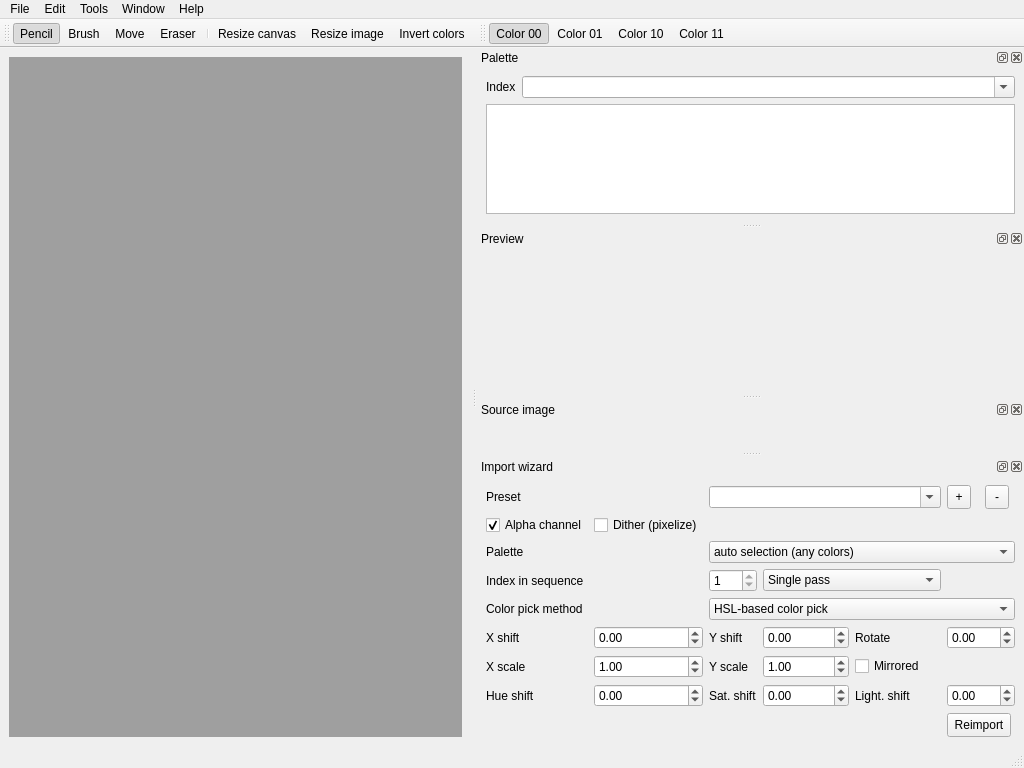
This is mainwindow.ui in mistificator/zx4pixelizer as Qt 5 draws it before an edit. The edited form follows.
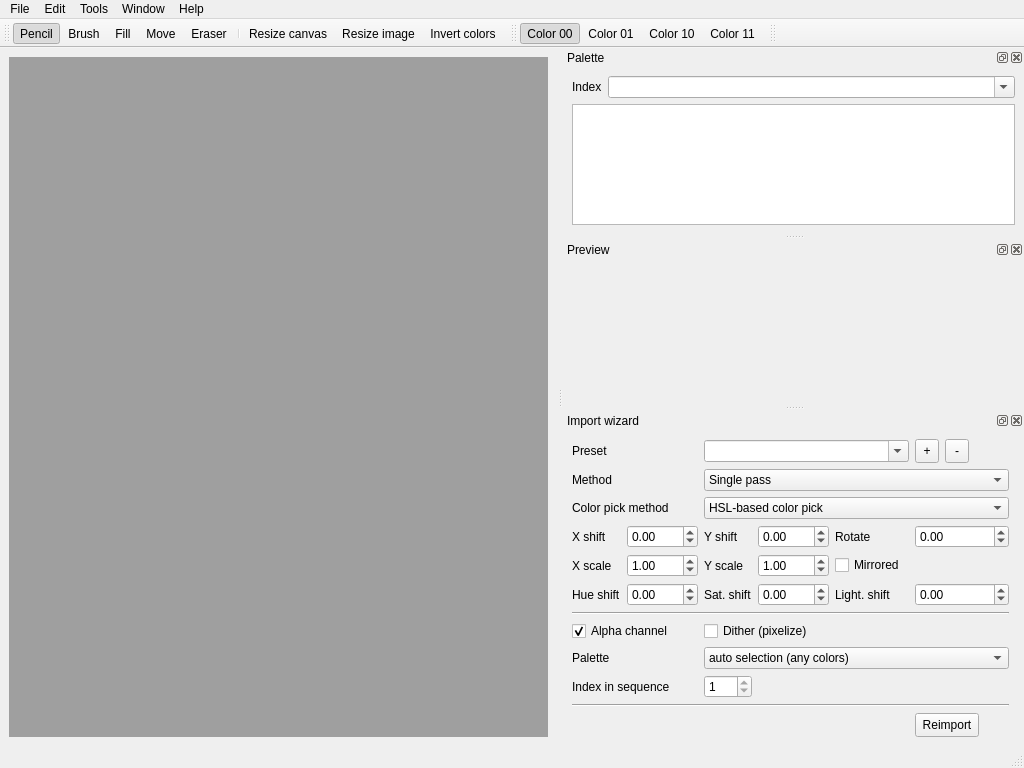
This is the edited form. Icons and pictures are not drawn.

Diff of the .ui file:
```diff
--- a/mainwindow.ui
+++ b/mainwindow.ui
@@ -252,6 +252,7 @@
    </attribute>
    <addaction name="actionPencil"/>
    <addaction name="actionBrush"/>
+   <addaction name="actionFill"/>
    <addaction name="actionMove"/>
    <addaction name="actionEraser"/>
    <addaction name="separator"/>
@@ -280,6 +281,23 @@
    <addaction name="actionColor_10"/>
    <addaction name="actionColor_11"/>
   </widget>
+  <widget class="QToolBar" name="importToolBar">
+   <property name="windowTitle">
+    <string>Import tools</string>
+   </property>
+   <property name="iconSize">
+    <size>
+     <width>32</width>
+     <height>32</height>
+    </size>
+   </property>
+   <attribute name="toolBarArea">
+    <enum>TopToolBarArea</enum>
+   </attribute>
+   <attribute name="toolBarBreak">
+    <bool>false</bool>
+   </attribute>
+  </widget>
   <widget class="QDockWidget" name="dockPreview">
    <property name="windowTitle">
     <string>Preview</string>
@@ -309,35 +327,7 @@
          <height>0</height>
         </size>
        </property>
-       <property name="text">
-        <string/>
-       </property>
-      </widget>
-     </item>
-    </layout>
-   </widget>
-  </widget>
-  <widget class="QDockWidget" name="dockSource">
-   <property name="floating">
-    <bool>false</bool>
-   </property>
-   <property name="allowedAreas">
-    <set>Qt::AllDockWidgetAreas</set>
-   </property>
-   <property name="windowTitle">
-    <string>Source image</string>
-   </property>
-   <attribute name="dockWidgetArea">
-    <number>2</number>
-   </attribute>
-   <widget class="QWidget" name="dockWidgetContents_4">
-    <layout class="QGridLayout" name="gridLayout_5">
-     <item row="0" column="0">
-      <widget class="QLabel" name="sourceImage">
-       <property name="text">
-        <string/>
-       </property>
-       <property name="scaledContents">
+       <property name="mouseTracking">
         <bool>true</bool>
        </property>
       </widget>
@@ -353,64 +343,8 @@
     <number>2</number>
    </attribute>
    <widget class="QWidget" name="dockWidgetContents_5">
-    <layout class="QGridLayout" name="gridLayout_2">
-     <item row="6" column="1">
-      <widget class="QDoubleSpinBox" name="xScale">
-       <property name="minimum">
-        <double>0.010000000000000</double>
-       </property>
-       <property name="maximum">
-        <double>1000.000000000000000</double>
-       </property>
-       <property name="value">
-        <double>1.000000000000000</double>
-       </property>
-      </widget>
-     </item>
-     <item row="0" column="0">
-      <widget class="QLabel" name="label_13">
-       <property name="text">
-        <string>Preset</string>
-       </property>
-      </widget>
-     </item>
-     <item row="7" column="1">
-      <widget class="QDoubleSpinBox" name="hueShift">
-       <property name="minimum">
-        <double>-1.000000000000000</double>
-       </property>
-       <property name="maximum">
-        <double>1.000000000000000</double>
-       </property>
-       <property name="singleStep">
-        <double>0.050000000000000</double>
-       </property>
-       <property name="value">
-        <double>0.000000000000000</double>
-       </property>
-      </widget>
-     </item>
-     <item row="6" column="4" colspan="2">
-      <widget class="QCheckBox" name="mirrored">
-       <property name="text">
-        <string>Mirrored</string>
-       </property>
-      </widget>
-     </item>
-     <item row="1" column="0">
-      <widget class="QCheckBox" name="alphaBox">
-       <property name="toolTip">
-        <string>&lt;html&gt;&lt;head/&gt;&lt;body&gt;&lt;p&gt;&lt;span style=&quot; color:#d69545;&quot;&gt;If checked then import tool will use alpha channel if image has it or pixel from left top corner as alpha channel chromakey&lt;/span&gt;&lt;/p&gt;&lt;/body&gt;&lt;/html&gt;</string>
-       </property>
-       <property name="text">
-        <string>Alpha channel</string>
-       </property>
-       <property name="checked">
-        <bool>true</bool>
-       </property>
-      </widget>
-     </item>
-     <item row="1" column="1">
+    <layout class="QGridLayout" name="gridLayout_2" columnstretch="0,0,0,0,0,0,0,0">
+     <item row="9" column="2" colspan="2">
       <widget class="QCheckBox" name="ditherBox">
        <property name="toolTip">
         <string>&lt;html&gt;&lt;head/&gt;&lt;body&gt;&lt;p&gt;&lt;span style=&quot; color:#d69545;&quot;&gt;If checked then import tool will use 8 bit indexed palette&lt;/span&gt;&lt;/p&gt;&lt;/body&gt;&lt;/html&gt;</string>
@@ -423,23 +357,73 @@
        </property>
       </widget>
      </item>
-     <item row="6" column="3">
-      <widget class="QDoubleSpinBox" name="yScale">
+     <item row="13" column="2">
+      <widget class="QSpinBox" name="paletteNumberBox">
        <property name="minimum">
-        <double>0.010000000000000</double>
+        <number>1</number>
        </property>
        <property name="maximum">
-        <double>1000.000000000000000</double>
+        <number>1</number>
        </property>
-       <property name="value">
+      </widget>
+     </item>
+     <item row="15" column="6" colspan="2">
+      <widget class="QToolButton" name="importWizardApply">
+       <property name="minimumSize">
+        <size>
+         <width>24</width>
+         <height>24</height>
+        </size>
+       </property>
+       <property name="layoutDirection">
+        <enum>Qt::LayoutDirection::LeftToRight</enum>
+       </property>
+       <property name="text">
+        <string>Reimport</string>
+       </property>
+      </widget>
+     </item>
+     <item row="7" column="1">
+      <widget class="QDoubleSpinBox" name="hueShift">
+       <property name="minimum">
+        <double>-1.000000000000000</double>
+       </property>
+       <property name="maximum">
         <double>1.000000000000000</double>
        </property>
+       <property name="singleStep">
+        <double>0.050000000000000</double>
+       </property>
+       <property name="value">
+        <double>0.000000000000000</double>
+       </property>
       </widget>
      </item>
-     <item row="7" column="4">
-      <widget class="QLabel" name="label_12">
+     <item row="0" column="0" colspan="2">
+      <widget class="QLabel" name="label_13">
        <property name="text">
-        <string>Light. shift</string>
+        <string>Preset</string>
+       </property>
+      </widget>
+     </item>
+     <item row="4" column="0" colspan="2">
+      <widget class="QLabel" name="label_4">
+       <property name="text">
+        <string>Color pick method</string>
+       </property>
+      </widget>
+     </item>
+     <item row="6" column="0">
+      <widget class="QLabel" name="label_8">
+       <property name="text">
+        <string>X scale</string>
+       </property>
+      </widget>
+     </item>
+     <item row="7" column="0">
+      <widget class="QLabel" name="label_10">
+       <property name="text">
+        <string>Hue shift</string>
        </property>
       </widget>
      </item>
@@ -453,13 +437,86 @@
        </property>
       </widget>
      </item>
-     <item row="5" column="3">
-      <widget class="QDoubleSpinBox" name="yShift">
+     <item row="10" column="0" colspan="2">
+      <widget class="QLabel" name="label">
+       <property name="text">
+        <string>Palette</string>
+       </property>
+      </widget>
+     </item>
+     <item row="9" column="0" colspan="2">
+      <widget class="QCheckBox" name="alphaBox">
+       <property name="toolTip">
+        <string>&lt;html&gt;&lt;head/&gt;&lt;body&gt;&lt;p&gt;&lt;span style=&quot; color:#d69545;&quot;&gt;If checked then import tool will use alpha channel if image has it or pixel from left top corner as alpha channel chromakey&lt;/span&gt;&lt;/p&gt;&lt;/body&gt;&lt;/html&gt;</string>
+       </property>
+       <property name="text">
+        <string>Alpha channel</string>
+       </property>
+       <property name="checked">
+        <bool>true</bool>
+       </property>
+      </widget>
+     </item>
+     <item row="13" column="0" colspan="2">
+      <widget class="QLabel" name="label_3">
+       <property name="text">
+        <string>Index in sequence</string>
+       </property>
+      </widget>
+     </item>
+     <item row="7" column="3">
+      <widget class="QDoubleSpinBox" name="saturationShift">
        <property name="minimum">
-        <double>-192.000000000000000</double>
+        <double>-1.000000000000000</double>
        </property>
        <property name="maximum">
-        <double>192.000000000000000</double>
+        <double>1.000000000000000</double>
+       </property>
+       <property name="singleStep">
+        <double>0.050000000000000</double>
+       </property>
+       <property name="value">
+        <double>0.000000000000000</double>
+       </property>
+      </widget>
+     </item>
+     <item row="6" column="1">
+      <widget class="QDoubleSpinBox" name="xScale">
+       <property name="minimum">
+        <double>0.010000000000000</double>
+       </property>
+       <property name="maximum">
+        <double>1000.000000000000000</double>
+       </property>
+       <property name="value">
+        <double>1.000000000000000</double>
+       </property>
+      </widget>
+     </item>
+     <item row="6" column="2">
+      <widget class="QLabel" name="label_9">
+       <property name="text">
+        <string>Y scale</string>
+       </property>
+      </widget>
+     </item>
+     <item row="3" column="0" colspan="2">
+      <widget class="QLabel" name="label_14">
+       <property name="text">
+        <string>Method</string>
+       </property>
+      </widget>
+     </item>
+     <item row="6" column="3">
+      <widget class="QDoubleSpinBox" name="yScale">
+       <property name="minimum">
+        <double>0.010000000000000</double>
+       </property>
+       <property name="maximum">
+        <double>1000.000000000000000</double>
+       </property>
+       <property name="value">
+        <double>1.000000000000000</double>
        </property>
       </widget>
      </item>
@@ -477,48 +534,31 @@
        </property>
       </widget>
      </item>
-     <item row="4" column="0" colspan="2">
-      <widget class="QLabel" name="label_4">
+     <item row="7" column="2">
+      <widget class="QLabel" name="label_11">
        <property name="text">
-        <string>Color pick method</string>
+        <string>Sat. shift</string>
        </property>
       </widget>
      </item>
-     <item row="0" column="5">
-      <widget class="QToolButton" name="addPreset">
-       <property name="minimumSize">
-        <size>
-         <width>24</width>
-         <height>24</height>
-        </size>
+     <item row="5" column="3">
+      <widget class="QDoubleSpinBox" name="yShift">
+       <property name="minimum">
+        <double>-192.000000000000000</double>
        </property>
-       <property name="text">
-        <string>+</string>
+       <property name="maximum">
+        <double>192.000000000000000</double>
        </property>
       </widget>
      </item>
-     <item row="7" column="0">
-      <widget class="QLabel" name="label_10">
+     <item row="7" column="4">
+      <widget class="QLabel" name="label_12">
        <property name="text">
-        <string>Hue shift</string>
+        <string>Light. shift</string>
        </property>
       </widget>
      </item>
-     <item row="5" column="4">
-      <widget class="QLabel" name="label_7">
-       <property name="text">
-        <string>Rotate</string>
-       </property>
-      </widget>
-     </item>
-     <item row="6" column="0">
-      <widget class="QLabel" name="label_8">
-       <property name="text">
-        <string>X scale</string>
-       </property>
-      </widget>
-     </item>
-     <item row="9" column="3" colspan="2">
+     <item row="16" column="3" colspan="2">
       <spacer name="verticalSpacer_2">
        <property name="orientation">
         <enum>Qt::Vertical</enum>
@@ -531,152 +571,60 @@
        </property>
       </spacer>
      </item>
-     <item row="3" column="3" colspan="2">
-      <widget class="QComboBox" name="multipass">
-       <item>
-        <property name="text">
-         <string>Single pass</string>
-        </property>
-       </item>
-       <item>
-        <property name="text">
-         <string>Multipass (scan 5x5 step 2)</string>
-        </property>
-       </item>
-       <item>
-        <property name="text">
-         <string>Multipass (scan 7x7 step 3)</string>
-        </property>
-       </item>
-       <item>
-        <property name="text">
-         <string>Multipass (scan 3x3 step 1)</string>
-        </property>
-       </item>
-       <item>
-        <property name="text">
-         <string>Multipass (scan 5x5 step 1)</string>
-        </property>
-       </item>
-       <item>
-        <property name="text">
-         <string>Multipass (scan 7x7 step 1)</string>
-        </property>
-       </item>
-      </widget>
-     </item>
-     <item row="3" column="0" colspan="2">
-      <widget class="QLabel" name="label_3">
+     <item row="5" column="4">
+      <widget class="QLabel" name="label_7">
        <property name="text">
-        <string>Index in sequence</string>
-       </property>
-      </widget>
-     </item>
-     <item row="6" column="2">
-      <widget class="QLabel" name="label_9">
-       <property name="text">
-        <string>Y scale</string>
-       </property>
-      </widget>
-     </item>
-     <item row="2" column="0">
-      <widget class="QLabel" name="label">
-       <property name="text">
-        <string>Palette</string>
-       </property>
-      </widget>
-     </item>
-     <item row="3" column="2">
-      <widget class="QSpinBox" name="paletteNumberBox">
-       <property name="minimum">
-        <number>1</number>
-       </property>
-       <property name="maximum">
-        <number>1</number>
-       </property>
-      </widget>
-     </item>
-     <item row="7" column="2">
-      <widget class="QLabel" name="label_11">
-       <property name="text">
-        <string>Sat. shift</string>
-       </property>
-      </widget>
-     </item>
-     <item row="7" column="3">
-      <widget class="QDoubleSpinBox" name="saturationShift">
-       <property name="minimum">
-        <double>-1.000000000000000</double>
-       </property>
-       <property name="maximum">
-        <double>1.000000000000000</double>
-       </property>
-       <property name="singleStep">
-        <double>0.050000000000000</double>
-       </property>
-       <property name="value">
-        <double>0.000000000000000</double>
+        <string>Rotate</string>
        </property>
       </widget>
      </item>
      <item row="0" column="6">
-      <widget class="QToolButton" name="removePreset">
-       <property name="minimumSize">
-        <size>
-         <width>24</width>
-         <height>24</height>
-        </size>
-       </property>
-       <property name="text">
-        <string>-</string>
-       </property>
-      </widget>
-     </item>
-     <item row="2" column="2" colspan="5">
-      <widget class="QComboBox" name="wizardPaletteBox">
-       <property name="sizePolicy">
-        <sizepolicy hsizetype="Expanding" vsizetype="Fixed">
-         <horstretch>0</horstretch>
-         <verstretch>0</verstretch>
-        </sizepolicy>
-       </property>
+      <layout class="QHBoxLayout" name="horizontalLayout_3">
        <item>
-        <property name="text">
-         <string>auto selection (any colors)</string>
-        </property>
+        <widget class="QToolButton" name="addPreset">
+         <property name="minimumSize">
+          <size>
+           <width>24</width>
+           <height>24</height>
+          </size>
+         </property>
+         <property name="text">
+          <string>+</string>
+         </property>
+        </widget>
        </item>
        <item>
-        <property name="text">
-         <string>current selection</string>
-        </property>
+        <widget class="QToolButton" name="removePreset">
+         <property name="minimumSize">
+          <size>
+           <width>24</width>
+           <height>24</height>
+          </size>
+         </property>
+         <property name="text">
+          <string>-</string>
+         </property>
+        </widget>
        </item>
-      </widget>
-     </item>
-     <item row="4" column="2" colspan="5">
-      <widget class="QComboBox" name="colorPickBox">
        <item>
-        <property name="text">
-         <string>HSL-based color pick</string>
-        </property>
+        <spacer name="horizontalSpacer">
+         <property name="orientation">
+          <enum>Qt::Orientation::Horizontal</enum>
+         </property>
+         <property name="sizeType">
+          <enum>QSizePolicy::Policy::Preferred</enum>
+         </property>
+         <property name="sizeHint" stdset="0">
+          <size>
+           <width>40</width>
+           <height>20</height>
+          </size>
+         </property>
+        </spacer>
        </item>
-       <item>
-        <property name="text">
-         <string>CIE76-based color pick</string>
-        </property>
-       </item>
-       <item>
-        <property name="text">
-         <string>CIE94-based color pick</string>
-        </property>
-       </item>
-       <item>
-        <property name="text">
-         <string>CIEDE2000-based color pick</string>
-        </property>
-       </item>
-      </widget>
+      </layout>
      </item>
-     <item row="5" column="5" colspan="2">
+     <item row="5" column="6">
       <widget class="QDoubleSpinBox" name="rotate">
        <property name="minimum">
         <double>-360.000000000000000</double>
@@ -686,7 +634,7 @@
        </property>
       </widget>
      </item>
-     <item row="7" column="5" colspan="2">
+     <item row="7" column="6">
       <widget class="QDoubleSpinBox" name="lightnessShift">
        <property name="minimum">
         <double>-1.000000000000000</double>
@@ -702,23 +650,7 @@
        </property>
       </widget>
      </item>
-     <item row="8" column="5" colspan="2">
-      <widget class="QToolButton" name="importWizardApply">
-       <property name="minimumSize">
-        <size>
-         <width>24</width>
-         <height>24</height>
-        </size>
-       </property>
-       <property name="layoutDirection">
-        <enum>Qt::LeftToRight</enum>
-       </property>
-       <property name="text">
-        <string>Reimport</string>
-       </property>
-      </widget>
-     </item>
-     <item row="0" column="2" colspan="3">
+     <item row="0" column="2" colspan="4">
       <widget class="QComboBox" name="presetBox">
        <property name="minimumSize">
         <size>
@@ -737,6 +669,105 @@
        </property>
       </widget>
      </item>
+     <item row="4" column="2" colspan="5">
+      <widget class="QComboBox" name="colorPickBox">
+       <item>
+        <property name="text">
+         <string>HSL-based color pick</string>
+        </property>
+       </item>
+       <item>
+        <property name="text">
+         <string>CIE76-based color pick</string>
+        </property>
+       </item>
+       <item>
+        <property name="text">
+         <string>CIE94-based color pick</string>
+        </property>
+       </item>
+       <item>
+        <property name="text">
+         <string>CIEDE2000-based color pick</string>
+        </property>
+       </item>
+      </widget>
+     </item>
+     <item row="6" column="4" colspan="3">
+      <widget class="QCheckBox" name="mirrored">
+       <property name="text">
+        <string>Mirrored</string>
+       </property>
+      </widget>
+     </item>
+     <item row="10" column="2" colspan="5">
+      <widget class="QComboBox" name="wizardPaletteBox">
+       <property name="sizePolicy">
+        <sizepolicy hsizetype="Expanding" vsizetype="Fixed">
+         <horstretch>0</horstretch>
+         <verstretch>0</verstretch>
+        </sizepolicy>
+       </property>
+       <item>
+        <property name="text">
+         <string>auto selection (any colors)</string>
+        </property>
+       </item>
+       <item>
+        <property name="text">
+         <string>current selection</string>
+        </property>
+       </item>
+      </widget>
+     </item>
+     <item row="14" column="0" colspan="7">
+      <widget class="Line" name="line_2">
+       <property name="orientation">
+        <enum>Qt::Orientation::Horizontal</enum>
+       </property>
+      </widget>
+     </item>
+     <item row="8" column="0" colspan="7">
+      <widget class="Line" name="line">
+       <property name="orientation">
+        <enum>Qt::Orientation::Horizontal</enum>
+       </property>
+      </widget>
+     </item>
+     <item row="3" column="2" colspan="5">
+      <widget class="QComboBox" name="multipass">
+       <item>
+        <property name="text">
+         <string>Single pass</string>
+        </property>
+       </item>
+       <item>
+        <property name="text">
+         <string>Multipass (scan 5x5 step 2)</string>
+        </property>
+       </item>
+       <item>
+        <property name="text">
+         <string>Multipass (scan 7x7 step 3)</string>
+        </property>
+       </item>
+       <item>
+        <property name="text">
+         <string>Multipass (scan 3x3 step 1)</string>
+        </property>
+       </item>
+       <item>
+        <property name="text">
+         <string>Multipass (scan 5x5 step 1)</string>
+        </property>
+       </item>
+       <item>
+        <property name="text">
+         <string>Multipass (scan 7x7 step 1)</string>
+        </property>
+       </item>
+      </widget>
+     </item>
     </layout>
    </widget>
   </widget>
@@ -820,6 +851,17 @@
     <string>Brush</string>
    </property>
   </action>
+  <action name="actionFill">
+   <property name="checkable">
+    <bool>true</bool>
+   </property>
+   <property name="text">
+    <string>Fill</string>
+   </property>
+   <property name="toolTip">
+    <string>Flood fill</string>
+   </property>
+  </action>
   <action name="actionEraser">
    <property name="checkable">
     <bool>true</bool>
```
Left out of the diff: 57 changed lines with no effect on the pictures.
